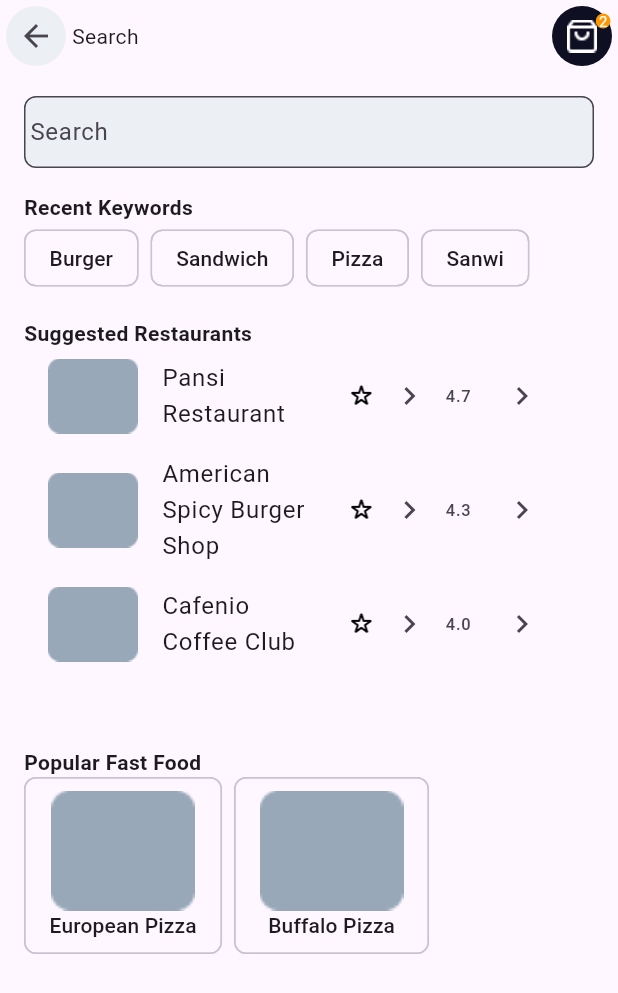
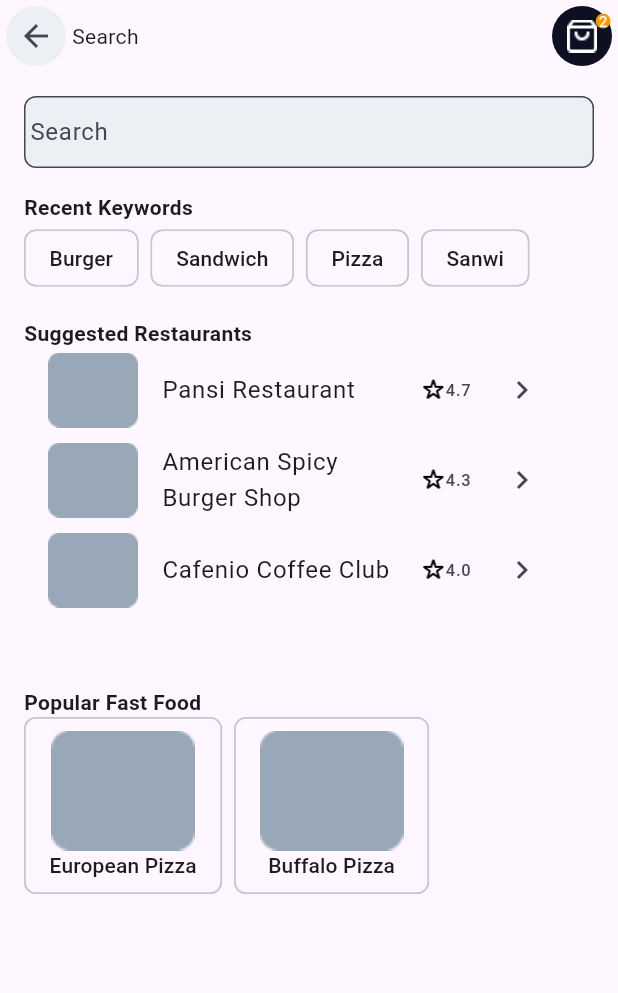
Before and after one commit to ivanMosquedaFTP/figmaChallenge, a Flutter app: the SearchScreen screen opened by its route, on a phone screen of 412 x 824 dp. Shown: the top 993 px of the screen. Run offline on Flutter 3.47's test engine with Material 3 defaults, Android fonts, the phone set to English and light mode, and no system bars.

Commit message:
fixed navigation at searchScreen

```diff
--- a/lib/screens/search_screen.dart
+++ b/lib/screens/search_screen.dart
@@ -119,16 +119,11 @@ class _SearchScreenState extends State<SearchScreen> {
                         mainAxisSize: MainAxisSize.min,
                         children: [
                           Image.asset('assets/star.png', height: 16),
-                          IconButton(
-                            onPressed: () =>
-                                Navigator.pushNamed(context, "/itemDetails"),
-                            icon: Icon(Icons.chevron_right_sharp),
-                          ),
                           Text(rest['rating'].toString()),
                           SizedBox(width: 10),
                           IconButton(
                             onPressed: () =>
-                                Navigator.pushNamed(context, "/itemDetails"),
+                                Navigator.pushNamed(context, "/restaurantView"),
                             icon: Icon(Icons.chevron_right_sharp),
                           ),
                         ],
@@ -146,7 +141,7 @@ class _SearchScreenState extends State<SearchScreen> {
                         .map(
                           (food) => ActionChip(
                             onPressed: () =>
-                                Navigator.pushNamed(context, "/restaurantView"),
+                                Navigator.pushNamed(context, "/itemDetails"),
                             label: Row(
                               mainAxisSize: MainAxisSize.min,
                               children: [
```
